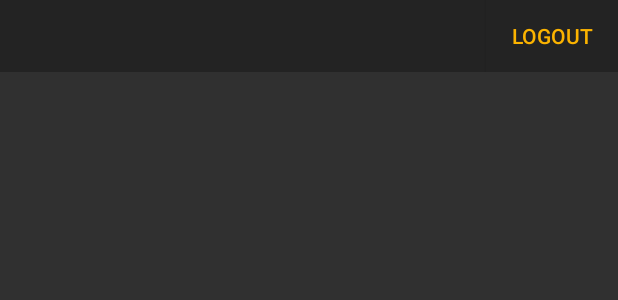
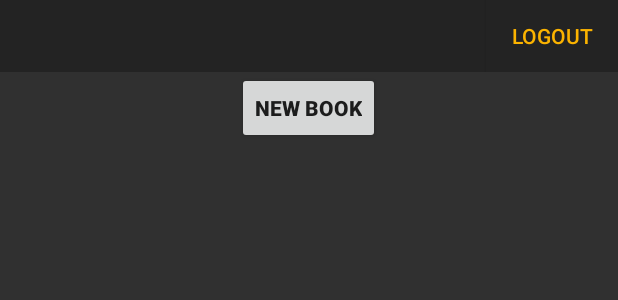
Before and after one commit to nestorivanmo/BookWorm, an Android app: the layout fragment_book_admin.xml on its own in the app's theme, with its tools: preview values and no code run, on a phone screen of 412 x 824 dp. Shown: the top 300 px of the screen. Run offline under Robolectric (Android 15) with nearby library versions, the phone set to English and light mode, and no system bars.

Commit message:
user can now add multiple books

```diff
--- a/MyApplicationFireBaseTest/app/src/main/res/layout/fragment_book_admin.xml
+++ b/MyApplicationFireBaseTest/app/src/main/res/layout/fragment_book_admin.xml
@@ -1,5 +1,5 @@
 <?xml version="1.0" encoding="utf-8"?>
-<FrameLayout xmlns:android="http://schemas.android.com/apk/res/android"
+<RelativeLayout xmlns:android="http://schemas.android.com/apk/res/android"
     xmlns:tools="http://schemas.android.com/tools"
     android:layout_width="match_parent"
     android:layout_height="match_parent"
@@ -7,6 +7,7 @@
     tools:context=".mainapp.app.fragments.BookAdminFragment">
 
     <RelativeLayout
+        android:id="@+id/relativeLayout_topBar_bookAdminFragment"
         android:layout_width="match_parent"
         android:layout_height="wrap_content"
         android:background="@color/colorPrimary">
@@ -23,6 +24,7 @@
             />
 
         <TextView
+            android:id="@+id/titleTV_AdmiBooks_Fragment"
             android:layout_width="wrap_content"
             android:layout_height="wrap_content"
             android:layout_marginTop="10dp"
@@ -37,5 +39,23 @@
 
     </RelativeLayout>
 
+    <RelativeLayout
+        android:id="@+id/relativeLayout_newBook_bookAdminFragment"
+        android:layout_width="match_parent"
+        android:layout_height="wrap_content"
+        android:orientation="horizontal"
+        android:layout_below="@+id/relativeLayout_topBar_bookAdminFragment">
 
-</FrameLayout>
+        <Button
+            android:id="@+id/addBookButton_AdminBooks_Fragment"
+            android:layout_width="wrap_content"
+            android:layout_height="wrap_content"
+            android:layout_centerHorizontal="true"
+            android:text="@string/newBookButton_bookAdminF"
+            android:textStyle="bold"
+            />
+
+    </RelativeLayout>
+
+
+</RelativeLayout>
--- a/MyApplicationFireBaseTest/app/src/main/res/values/strings.xml
+++ b/MyApplicationFireBaseTest/app/src/main/res/values/strings.xml
@@ -29,5 +29,6 @@
     <string name="title_reader">Reader</string>
     <string name="title_library">Library</string>
 
+    <string name="newBookButton_bookAdminF">New Book</string>
 
 </resources>
```
Also changed, not shown: MyApplicationFireBaseTest/app/src/main/java/com/mozek/myapplicationfirebasetest/mainapp/app/fragments/BookAdminFragment.java (+24 -6 lines), MyApplicationFireBaseTest/app/src/main/java/com/mozek/myapplicationfirebasetest/mainapp/config/InitialConfigActivity.java (+62 -13 lines), MyApplicationFireBaseTest/app/src/main/java/com/mozek/myapplicationfirebasetest/managers/FirebaseManager.java (+2 -17 lines).
